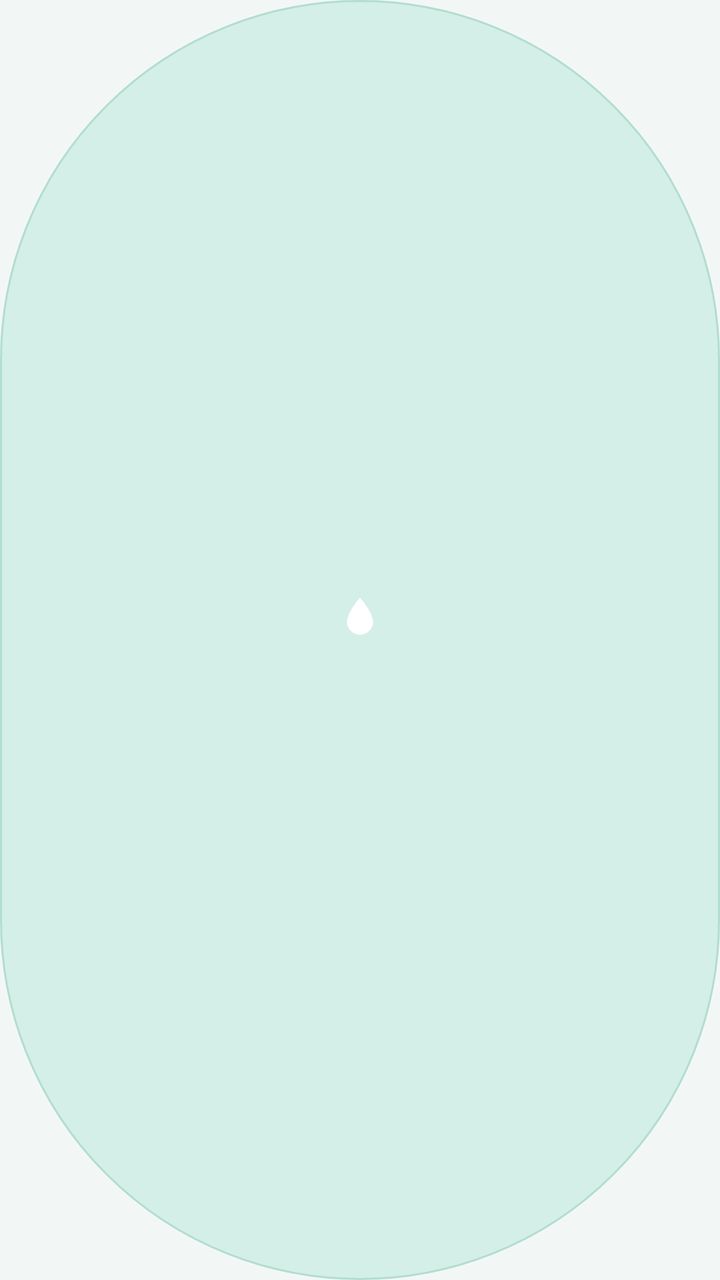
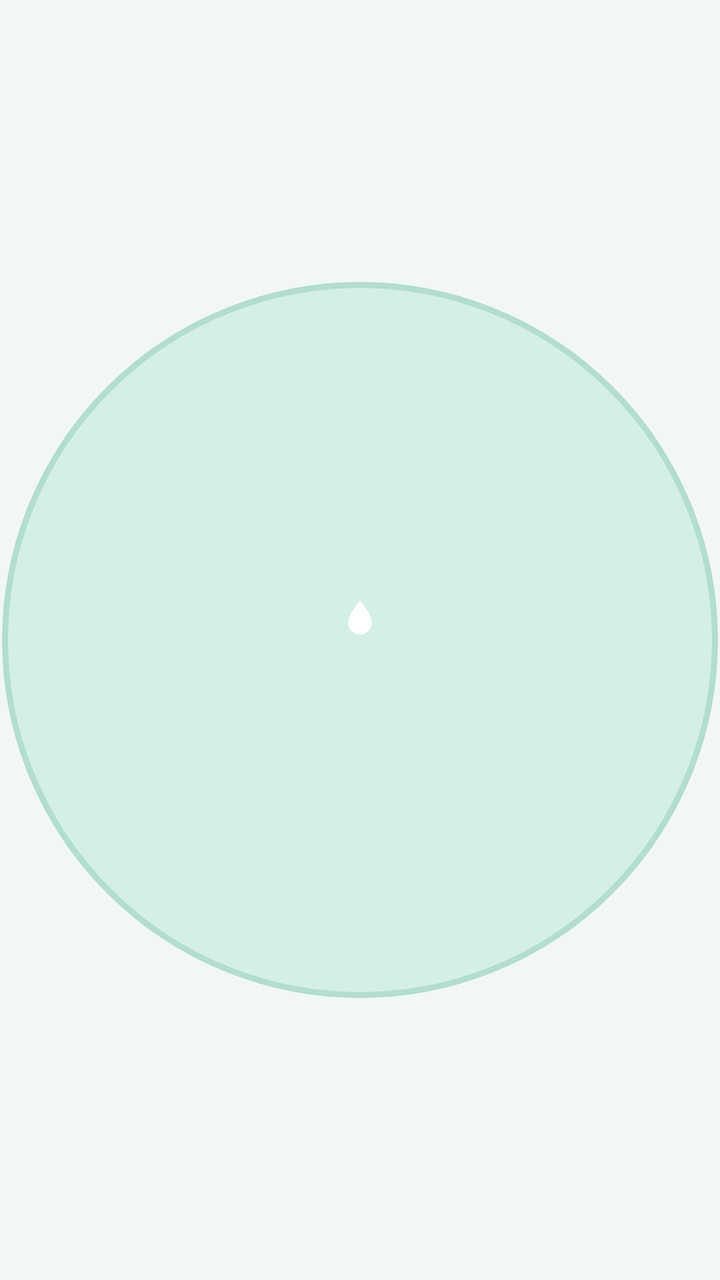

Compare the two renders of this Android layout. The source of the first and the diff that turns it into the second are given below.
<!-- AndroidManifest.xml: application theme Theme.Goke -->
<!-- res/layout/widget_hotwater_circle.xml -->
<?xml version="1.0" encoding="utf-8"?>
<FrameLayout xmlns:android="http://schemas.android.com/apk/res/android"
    android:id="@+id/widget_root"
    android:layout_width="match_parent"
    android:layout_height="match_parent"
    android:background="@drawable/widget_hw_circle_idle"
    android:clickable="true"
    android:focusable="true">

    <LinearLayout
        android:layout_width="match_parent"
        android:layout_height="match_parent"
        android:gravity="center"
        android:orientation="vertical"
        android:padding="10dp">

        <ImageView
            android:id="@+id/hw_icon"
            android:layout_width="24dp"
            android:layout_height="24dp"
            android:contentDescription="@null"
            android:src="@drawable/ic_widget_hotwater" />

        <TextView
            android:id="@+id/hw_action_label"
            android:layout_width="wrap_content"
            android:layout_height="wrap_content"
            android:layout_marginTop="4dp"
            android:ellipsize="end"
            android:gravity="center"
            android:maxLines="1"
            android:textColor="@color/widget_hw_idle_fg"
            android:textSize="14sp"
            android:textStyle="bold" />

        <TextView
            android:id="@+id/hw_room"
            android:layout_width="wrap_content"
            android:layout_height="wrap_content"
            android:layout_marginTop="4dp"
            android:ellipsize="end"
            android:gravity="center"
            android:maxLines="1"
            android:textColor="@color/widget_hw_idle_fg"
            android:textSize="12sp"
            android:textStyle="bold"
            android:visibility="gone" />

        <TextView
            android:id="@+id/hw_meta"
            android:layout_width="wrap_content"
            android:layout_height="wrap_content"
            android:layout_marginTop="2dp"
            android:ellipsize="end"
            android:fontFeatureSettings="tnum"
            android:gravity="center"
            android:maxLines="1"
            android:textColor="@color/widget_hw_idle_sub"
            android:textSize="11sp"
            android:visibility="gone" />
    </LinearLayout>
</FrameLayout>
<!-- resources referenced by this layout -->
<resources>
  <color name="widget_hw_idle_fg">#14463D</color>
  <color name="widget_hw_idle_sub">#376960</color>
  <!-- drawable ic_widget_hotwater (drawable) -->
  <?xml version="1.0" encoding="utf-8"?>
  <vector xmlns:android="http://schemas.android.com/apk/res/android"
      android:width="24dp"
      android:height="24dp"
      android:viewportWidth="24"
      android:viewportHeight="24">
      <path
          android:fillColor="#FFFFFF"
          android:pathData="M12,2.5C12,2.5 5.5,9.8 5.5,14.5C5.5,18.09 8.41,21 12,21C15.59,21 18.5,18.09 18.5,14.5C18.5,9.8 12,2.5 12,2.5Z" />
  </vector>
  <!-- drawable widget_hw_circle_idle (drawable) -->
  <?xml version="1.0" encoding="utf-8"?>
  <ripple xmlns:android="http://schemas.android.com/apk/res/android"
      android:color="@color/widget_hw_idle_ripple">
      <item>
          <shape android:shape="rectangle">
              <solid android:color="@color/widget_hw_idle_bg" />
              <stroke
                  android:width="1dp"
                  android:color="@color/widget_hw_idle_stroke" />
              <corners android:radius="999dp" />
          </shape>
      </item>
  </ripple>
  <style name="Theme.Goke" parent="android:Theme.Material.Light.NoActionBar">
          <item name="android:windowBackground">@color/window_bg</item>
          <item name="android:statusBarColor">@android:color/transparent</item>
          <item name="android:navigationBarColor">@android:color/transparent</item>
      </style>
  <color name="widget_hw_idle_ripple">#2414463D</color>
  <color name="widget_hw_idle_bg">#D4EFE7</color>
  <color name="widget_hw_idle_stroke">#B2DDD1</color>
  <color name="window_bg">#F2F7F5</color>
</resources>

<!-- the commit's change to res/layout/widget_hotwater_circle.xml (unified diff, before → after) -->
@@ -3,11 +3,21 @@
     android:id="@+id/widget_root"
     android:layout_width="match_parent"
     android:layout_height="match_parent"
-    android:background="@drawable/widget_hw_circle_idle"
     android:clickable="true"
     android:focusable="true">
 
+    <ImageView
+        android:id="@+id/hw_circle_bg"
+        android:layout_width="match_parent"
+        android:layout_height="match_parent"
+        android:contentDescription="@null"
+        android:duplicateParentState="true"
+        android:padding="1dp"
+        android:scaleType="fitCenter"
+        android:src="@drawable/widget_hw_circle_idle" />
+
     <LinearLayout
+        android:id="@+id/hw_content"
         android:layout_width="match_parent"
         android:layout_height="match_parent"
         android:gravity="center"
@@ -16,8 +26,8 @@
 
         <ImageView
             android:id="@+id/hw_icon"
-            android:layout_width="24dp"
-            android:layout_height="24dp"
+            android:layout_width="22dp"
+            android:layout_height="22dp"
             android:contentDescription="@null"
             android:src="@drawable/ic_widget_hotwater" />
 
@@ -25,7 +35,7 @@
             android:id="@+id/hw_action_label"
             android:layout_width="wrap_content"
             android:layout_height="wrap_content"
-            android:layout_marginTop="4dp"
+            android:layout_marginTop="3dp"
             android:ellipsize="end"
             android:gravity="center"
             android:maxLines="1"
<!-- resource entries referenced after the edit -->
@@ -18,12 +18,14 @@
   <ripple xmlns:android="http://schemas.android.com/apk/res/android"
       android:color="@color/widget_hw_idle_ripple">
       <item>
-          <shape android:shape="rectangle">
+          <shape android:shape="oval">
+              <size
+                  android:width="120dp"
+                  android:height="120dp" />
               <solid android:color="@color/widget_hw_idle_bg" />
               <stroke
                   android:width="1dp"
                   android:color="@color/widget_hw_idle_stroke" />
-              <corners android:radius="999dp" />
           </shape>
       </item>
   </ripple>
